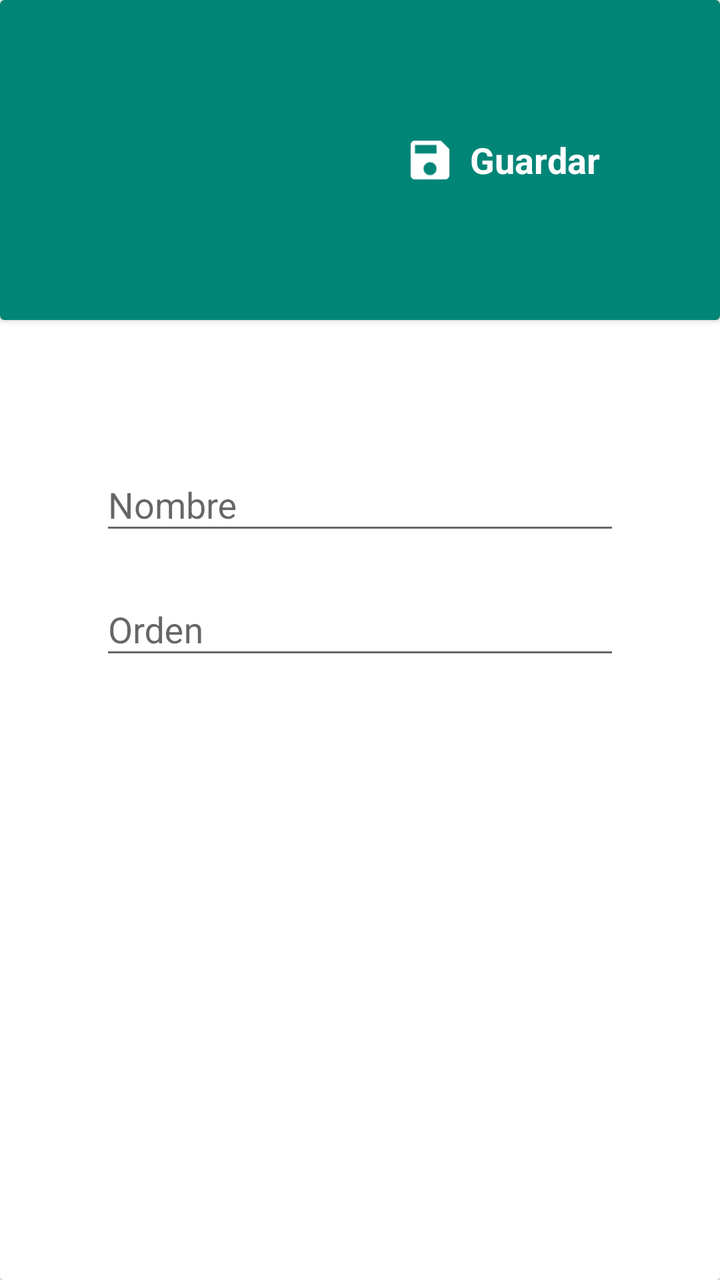
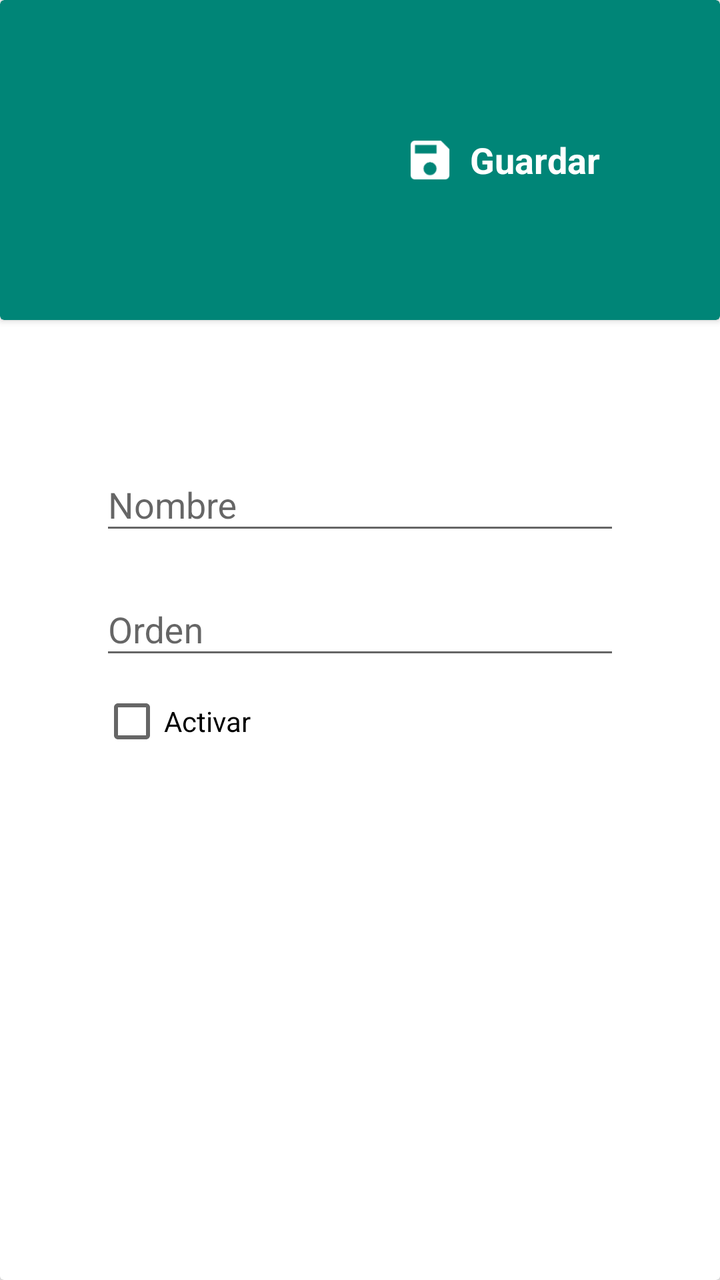

The first picture is an Android layout as it rendered before a commit; the second is the same layout after the commit. The layout source and the unified diff follow.
<!-- AndroidManifest.xml: application theme AppTheme -->
<!-- res/layout/product_type_fragment_dialog.xml -->
<?xml version="1.0" encoding="utf-8"?>
<android.support.v7.widget.CardView xmlns:android="http://schemas.android.com/apk/res/android"
    android:layout_width="match_parent"
    android:layout_height="wrap_content"
    xmlns:app="http://schemas.android.com/apk/res-auto">

    <LinearLayout
        android:layout_width="match_parent"
        android:layout_height="match_parent"
        android:orientation="vertical">

        <android.support.v7.widget.CardView
            android:layout_width="match_parent"
            android:layout_height="wrap_content"
            app:cardBackgroundColor="@color/colorPrimary">
        <LinearLayout
            android:layout_width="match_parent"
            android:layout_height="wrap_content"
            android:orientation="horizontal"
            android:gravity="right"
            android:padding="50dp">
            <LinearLayout android:id="@+id/llSave"
                android:layout_width="wrap_content"
                android:layout_height="wrap_content"
                android:orientation="horizontal"
                android:background="?attr/selectableItemBackgroundBorderless"
                android:padding="10dp">
                <ImageView
                    android:layout_width="40dp"
                    android:layout_height="40dp"
                    android:src="@drawable/ic_save"
                    android:tint="@color/white"/>
                <TextView
                    android:layout_width="wrap_content"
                    android:layout_height="match_parent"
                    android:text="Guardar"
                    android:gravity="center_vertical"
                    android:textStyle="bold"
                    android:textColor="@color/white"
                    android:textSize="18sp"/>
            </LinearLayout>


        </LinearLayout>
        </android.support.v7.widget.CardView>

        <LinearLayout
            android:layout_width="match_parent"
            android:layout_height="wrap_content"
            android:orientation="vertical"
            android:padding="50dp">

            <android.support.design.widget.TextInputLayout
                android:layout_width="match_parent"
                android:layout_height="wrap_content"
                android:hint="Nombre"
                android:layout_marginTop="10dp"
                android:background="@color/white">
                <android.support.design.widget.TextInputEditText
                    android:id="@+id/etName"
                    android:layout_width="match_parent"
                    android:layout_height="wrap_content" />
            </android.support.design.widget.TextInputLayout>


            <android.support.design.widget.TextInputLayout
                android:layout_width="match_parent"
                android:layout_height="wrap_content"
                android:hint="Orden"
                android:layout_marginTop="10dp"
                android:background="@color/white">
                <android.support.design.widget.TextInputEditText
                    android:id="@+id/etOrden"
                    android:layout_width="match_parent"
                    android:layout_height="wrap_content"
                    android:inputType="number"/>
            </android.support.design.widget.TextInputLayout>
        </LinearLayout>


    </LinearLayout>

</android.support.v7.widget.CardView>
<!-- resources referenced by this layout -->
<resources>
  <color name="colorPrimary">#008577</color>
  <color name="white">#FFFFFF</color>
  <!-- drawable ic_save: png bitmap (drawable, 1748 bytes) -->
  <style name="AppTheme" parent="Theme.AppCompat.Light.DarkActionBar">
          
          <item name="colorPrimary">@color/colorPrimary</item>
          <item name="colorPrimaryDark">@color/colorPrimaryDark</item>
          <item name="colorAccent">@color/colorAccent</item>
      </style>
  <color name="colorPrimaryDark">#00574B</color>
  <color name="colorAccent">#D81B60</color>
</resources>

<!-- the commit's change to res/layout/product_type_fragment_dialog.xml (unified diff, before → after) -->
@@ -75,6 +75,12 @@
                     android:layout_height="wrap_content"
                     android:inputType="number"/>
             </android.support.design.widget.TextInputLayout>
+
+            <CheckBox android:id="@+id/cbActivate"
+                android:layout_width="wrap_content"
+                android:layout_height="wrap_content"
+                android:text="Activar"
+                android:layout_marginTop="10dp"/>
         </LinearLayout>
 
 
